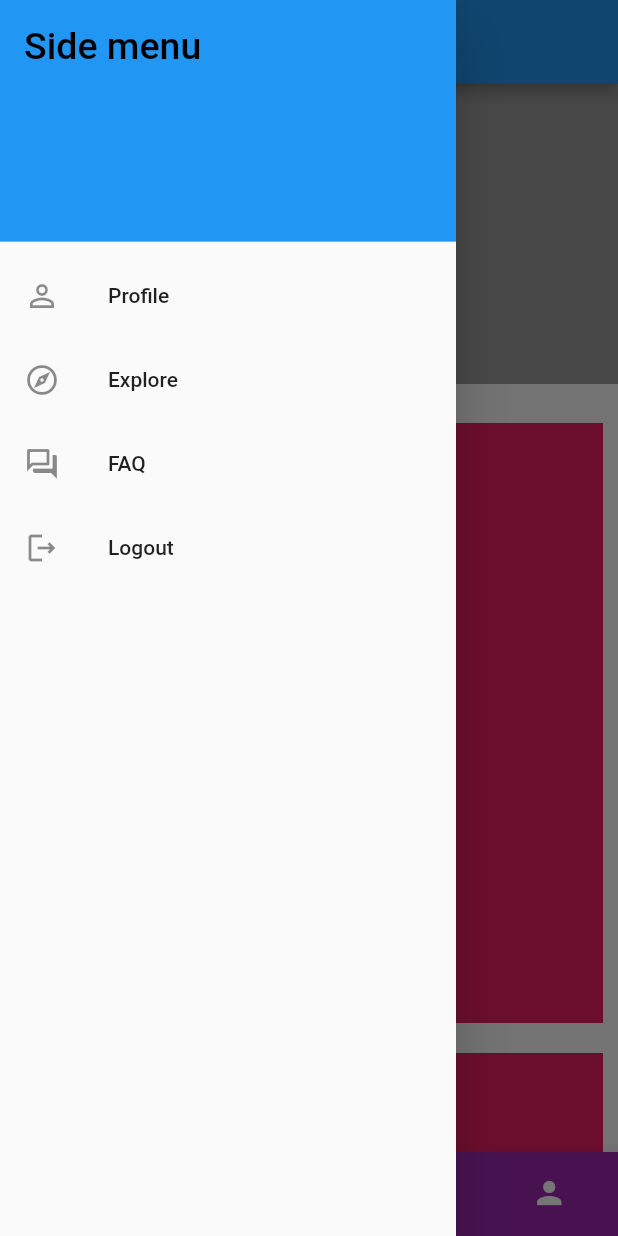
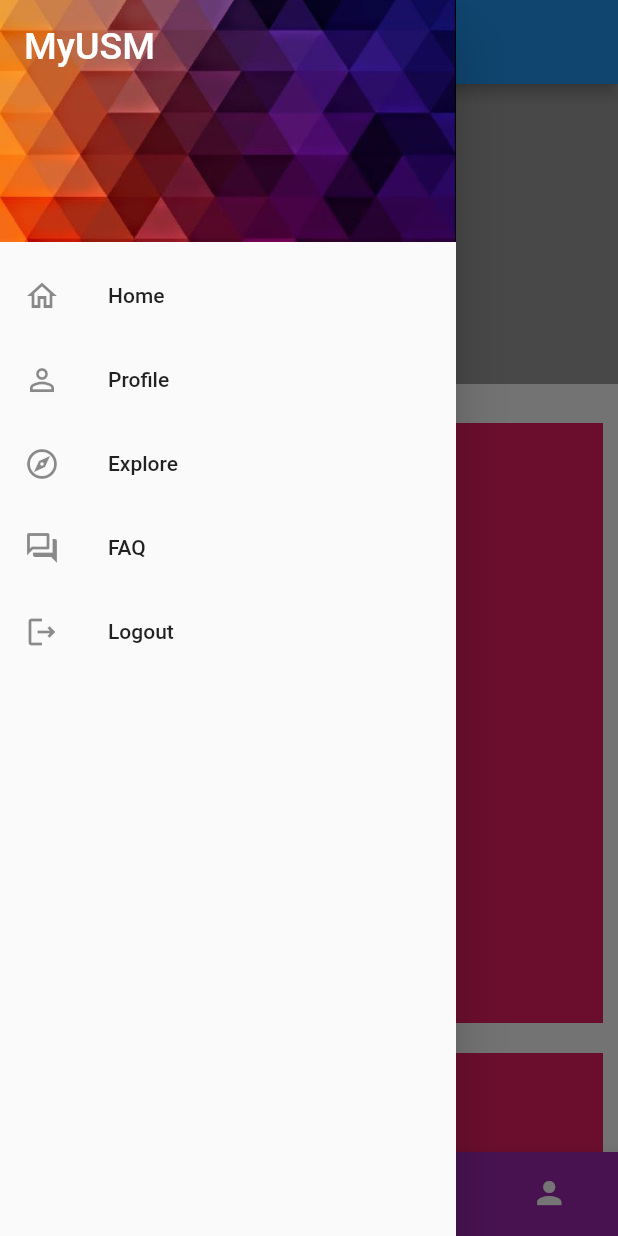
Before and after one commit to GDSC-USM/MyUSM, a Flutter app: the HomeScreen screen opened by its route, with the side drawer open, on a phone screen of 412 x 824 dp. Run offline on Flutter 3.47's test engine with Material 2 defaults, Android fonts, the phone set to English and light mode, and no system bars; our stand-ins replace cloud_firestore, firebase_auth, firebase_core; accounts and stored records are empty; generated files the repository leaves out were written again.

Commit message:
Added new screens and updated side menu

```diff
--- a/lib/screens/home_screen.dart
+++ b/lib/screens/home_screen.dart
@@ -1,12 +1,5 @@
-import 'dart:js';
-
 import 'package:flutter/material.dart';
-import 'package:footer/footer.dart';
-import 'package:footer/footer_view.dart';
-import 'package:my_usm/screens/society_screen.dart';
-import 'package:provider/provider.dart';
-
-import '../providers/user.dart';
+import 'package:my_usm/widgets/side_menu.dart';
 
 int selectedIndex = 0;
 
@@ -19,59 +12,7 @@ class HomeScreen extends StatelessWidget {
     return Scaffold(
       appBar: AppBar(title: const Text("MyUSM")),
       // Add more details to this when you decide what the drawer will do
-      drawer: Drawer(
-        child: ListView(
-          padding: EdgeInsets.zero,
-          children: <Widget>[
-            const DrawerHeader(
-              child: Text(
-                'Side menu',
-                style: TextStyle(color: Colors.black, fontSize: 25),
-              ),
-              decoration: BoxDecoration(color: Colors.blue),
-            ),
-            ListTile(
-              leading: const Icon(Icons.person_outline),
-              title: const Text('Profile'),
-
-              // TODO: change this to their respoective pages
-              onTap: () => Navigator.push(
-                  context,
-                  MaterialPageRoute(
-                      builder: (context) => const SocietyScreen(
-                            title: 'CS Soc',
-                          ))),
-            ),
-            ListTile(
-              leading: const Icon(Icons.explore_outlined),
-              title: const Text('Explore'),
-              // TODO: change this to their respoective pages
-              onTap: () => Navigator.push(
-                  context,
-                  MaterialPageRoute(
-                      builder: (context) => const SocietyScreen(
-                            title: 'CS Soc',
-                          ))),
-            ),
-            ListTile(
-              leading: const Icon(Icons.question_answer_outlined),
-              title: const Text('FAQ'),
-              // TODO: change this to their respoective pages
-              onTap: () => Navigator.push(
-                  context,
-                  MaterialPageRoute(
-                      builder: (context) => const SocietyScreen(
-                            title: 'CS Soc',
-                          ))),
-            ),
-            ListTile(
-              leading: const Icon(Icons.logout_outlined),
-              title: const Text('Logout'),
-              onTap: () => Provider.of<User>(context, listen: false).logout(),
-            ),
-          ],
-        ),
-      ),
+      drawer: const SideMenu(),
       body: SingleChildScrollView(
         child: Column(
           mainAxisAlignment:
@@ -84,7 +25,7 @@ class HomeScreen extends StatelessWidget {
               color: Colors.grey,
             ),
 
-            const Text('Campus'),
+            const Text('Your updates'),
             SingleChildScrollView(
               scrollDirection: Axis.vertical,
               child: Column(
--- a/lib/widgets/campus_tile.dart
+++ b/lib/widgets/campus_tile.dart
@@ -1,6 +1,11 @@
 import 'package:flutter/material.dart';
 
-import '../screens/campus_screen.dart';
+/*
+  Left out this import for the time being, still working on restructuring
+  the folders
+*/
+// import '../screens/campus_screen.dart';
+
 
 class CampusTile extends StatelessWidget {
   final String name;
@@ -20,11 +25,6 @@ class CampusTile extends StatelessWidget {
       width: 200,
       child: ClipRRect(
         borderRadius: BorderRadius.circular(15),
-        child: InkWell(
-          onTap: () {
-            Navigator.of(context)
-                .pushNamed(CampusScreen.routeName, arguments: name);
-          },
         child: Stack(
           children: <Widget>[
             Image.asset(
@@ -45,7 +45,6 @@ class CampusTile extends StatelessWidget {
           ],
         ),
       ),
-      ),
     );
   }
 }
--- /dev/null
+++ b/lib/widgets/side_menu.dart
@@ -0,0 +1,86 @@
+import 'package:flutter/material.dart';
+import 'package:provider/provider.dart';
+
+import '../providers/user.dart';
+import '../screens/explore_screen.dart';
+import '../screens/home_screen.dart';
+import '../screens/society_screen.dart';
+
+class SideMenu extends StatelessWidget {
+  const SideMenu({Key? key}) : super(key: key);
+
+  @override
+  Widget build(BuildContext context) {
+    return Drawer(
+      child: ListView(
+        padding: EdgeInsets.zero,
+        children: <Widget>[
+          DrawerHeader(
+            child: InkWell(
+              child: const Text(
+                'MyUSM',
+                style: TextStyle(color: Colors.white, fontSize: 25),
+              ),
+              /*
+                Pop screens all the way to Home Screen.
+                So whenever the user is at Home Screen and taps back button,
+                it will exit the app directly.
+
+                24/3/2022
+                - This method is still buggy, sometimes it returns to the
+                  HomeScreen, sometimes it returns to a black screen
+              */
+              onTap: () {
+                Navigator.of(context)
+                    .pushReplacementNamed(HomeScreen.routeName);
+              },
+            ),
+            // TODO: Replace or make the image look better if possible
+            decoration: const BoxDecoration(
+                image: DecorationImage(
+                    fit: BoxFit.fill,
+                    image: AssetImage("assets/images/app_bar_image.jpg"))),
+          ),
+          ListTile(
+              leading: const Icon(Icons.home_outlined),
+              title: const Text("Home"),
+              onTap: () => Navigator.of(context)
+                  .pushReplacementNamed(HomeScreen.routeName)),
+          ListTile(
+            leading: const Icon(Icons.person_outline),
+            title: const Text('Profile'),
+
+            // TODO: change this to their respective pages
+            onTap: () => Navigator.push(
+                context,
+                MaterialPageRoute(
+                    builder: (context) => const SocietyScreen(
+                          title: 'CS Soc',
+                        ))),
+          ),
+          ListTile(
+              leading: const Icon(Icons.explore_outlined),
+              title: const Text('Explore'),
+              onTap: () =>
+                  Navigator.of(context).pushNamed(ExploreScreen.routeName)),
+          ListTile(
+            leading: const Icon(Icons.question_answer_outlined),
+            title: const Text('FAQ'),
+            // TODO: change this to their respective pages
+            onTap: () => Navigator.push(
+                context,
+                MaterialPageRoute(
+                    builder: (context) => const SocietyScreen(
+                          title: 'CS Soc',
+                        ))),
+          ),
+          ListTile(
+            leading: const Icon(Icons.logout_outlined),
+            title: const Text('Logout'),
+            onTap: () => Provider.of<User>(context, listen: false).logout(),
+          ),
+        ],
+      ),
+    );
+  }
+}
--- a/pubspec.yaml
+++ b/pubspec.yaml
@@ -67,6 +67,7 @@ flutter:
     - assets/images/main_campus.jpg
     - assets/images/engineering_campus.jpg
     - assets/images/medical_campus.jpg
+    - assets/images/app_bar_image.jpg
     # - images/a_dot_ham.jpeg
 
   # An image asset can refer to one or more resolution-specific "variants", see
```
Also changed, not shown: lib/main.dart (+8 -0 lines), lib/screens/eng_campus_screeens/eng_campus_menu_screen.dart (added, +76 -0 lines), lib/screens/explore_screen.dart (added, +87 -0 lines), lib/screens/health_campus_screeens/health_campus_menu_screen.dart (added, +75 -0 lines), lib/screens/main_campus_screeens/main_campus_menu_screen.dart (added, +75 -0 lines), lib/widgets/bottom_nav_bar.dart (added, +40 -0 lines), assets/images/app_bar_image.jpg (added), pubspec.lock. Lines whose indentation alone changed are shown as unchanged.
